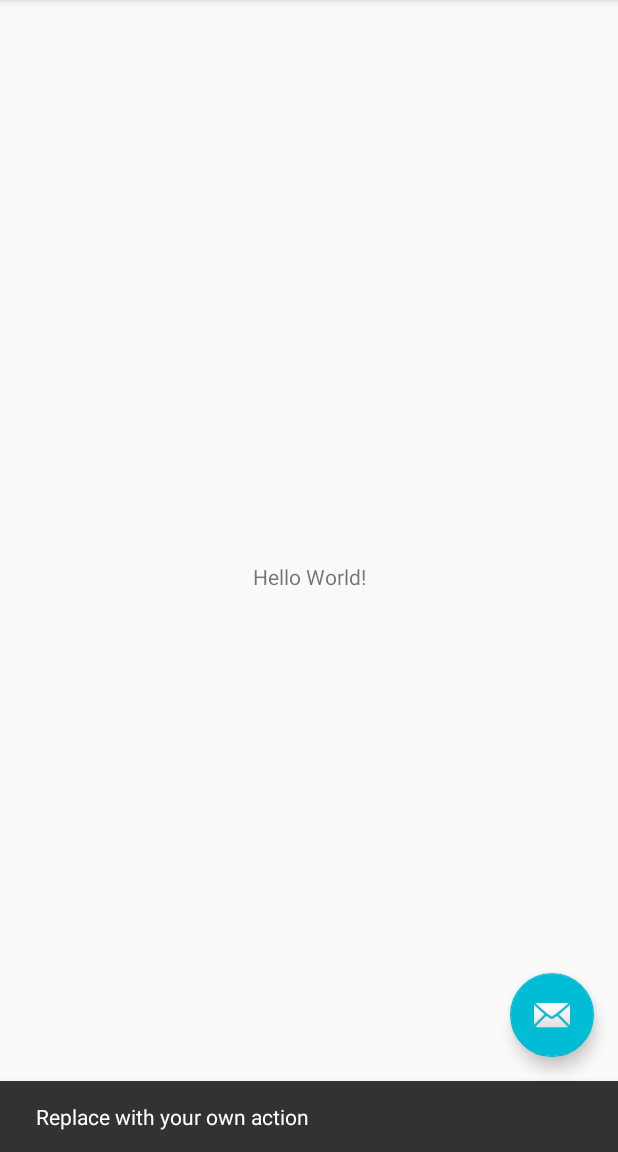
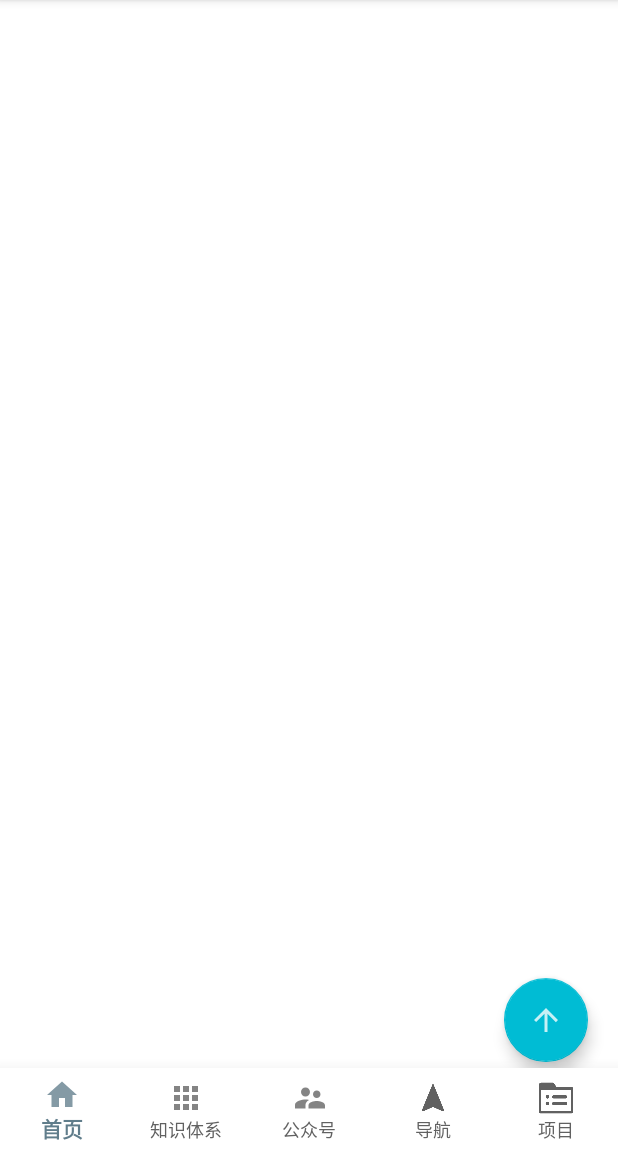
Before and after one commit to SamWoo/iStudy, an Android app: the MainActivity screen opened directly, with no data from a screen before it, after a tap on an icon or button, on a phone screen of 412 x 824 dp, the part 84-1236 px from its top. Run offline under Robolectric (Android 15) with nearby library versions, the phone set to English and light mode, and no system bars.

Commit message:
1.实现Splash界面；2.实现MainActivity界面Layout

```diff
--- a/app/build.gradle
+++ b/app/build.gradle
@@ -13,6 +13,7 @@ android {
         versionCode 1
         versionName "1.0"
         testInstrumentationRunner "androidx.test.runner.AndroidJUnitRunner"
+        vectorDrawables.useSupportLibrary = true
     }
     buildTypes {
         release {
--- a/app/src/main/AndroidManifest.xml
+++ b/app/src/main/AndroidManifest.xml
@@ -14,7 +14,6 @@
             android:theme="@style/AppTheme">
         <activity
                 android:name=".activity.SplashActivity"
-                android:label="@string/app_name"
                 android:configChanges="orientation|keyboardHidden|screenSize"
                 android:theme="@style/AppTheme.FullScreen">
             <intent-filter>
--- a/app/src/main/java/com/samwoo/istudy/activity/MainActivity.kt
+++ b/app/src/main/java/com/samwoo/istudy/activity/MainActivity.kt
@@ -24,8 +24,8 @@ class MainActivity : AppCompatActivity(), NavigationView.OnNavigationItemSelecte
 
         val fab: FloatingActionButton = findViewById(R.id.fab)
         fab.setOnClickListener { view ->
-            Snackbar.make(view, "Replace with your own action", Snackbar.LENGTH_LONG)
-                .setAction("Action", null).show()
+//            Snackbar.make(view, "Replace with your own action", Snackbar.LENGTH_LONG)
+//                .setAction("Action", null).show()
         }
         val drawerLayout: DrawerLayout = findViewById(R.id.drawer_layout)
         val navView: NavigationView = findViewById(R.id.nav_view)
--- a/app/src/main/java/com/samwoo/istudy/activity/SplashActivity.kt
+++ b/app/src/main/java/com/samwoo/istudy/activity/SplashActivity.kt
@@ -1,5 +1,6 @@
 package com.samwoo.istudy.activity
 
+import android.animation.Animator
 import android.animation.AnimatorSet
 import android.os.Bundle
 import android.os.SystemClock
@@ -20,7 +21,6 @@ class SplashActivity : AppCompatActivity() {
         R.drawable.splash2,
         R.drawable.splash3,
         R.drawable.splash4,
-
         R.drawable.splash6,
         R.drawable.splash7,
         R.drawable.splash8,
@@ -53,8 +53,23 @@ class SplashActivity : AppCompatActivity() {
         animatorSet.setDuration(ANIMATION_DURATION).play(animatorX).with(animatorY)
         animatorSet.start()
 
-        animatorSet.addListener {
-            //            finish()
+        animatorSet.addListener(animator)
+    }
+
+    private val animator = object : Animator.AnimatorListener {
+        override fun onAnimationRepeat(animation: Animator?) {
+            TODO("not implemented") //To change body of created functions use File | Settings | File Templates.
+        }
+
+        override fun onAnimationCancel(animation: Animator?) {
+            TODO("not implemented") //To change body of created functions use File | Settings | File Templates.
+        }
+
+        override fun onAnimationStart(animation: Animator?) {
+            TODO("not implemented") //To change body of created functions use File | Settings | File Templates.
+        }
+
+        override fun onAnimationEnd(animation: Animator?) {
             val intent = intentFor<MainActivity>()
             startActivity(intent)
             finish()
--- /dev/null
+++ b/app/src/main/java/com/samwoo/istudy/widget/behavior/BottomNavigationBehavior.java
@@ -0,0 +1,43 @@
+package com.samwoo.istudy.widget.behavior;
+
+import android.animation.ObjectAnimator;
+import android.content.Context;
+import android.util.AttributeSet;
+import android.view.View;
+import androidx.coordinatorlayout.widget.CoordinatorLayout;
+import androidx.core.view.ViewCompat;
+
+public class BottomNavigationBehavior extends CoordinatorLayout.Behavior<View> {
+    private ObjectAnimator outAnimator, inAnimator;
+
+    public BottomNavigationBehavior(Context context, AttributeSet attrs) {
+        super(context, attrs);
+    }
+
+    // 垂直滑动
+    @Override
+    public boolean onStartNestedScroll(CoordinatorLayout coordinatorLayout, View child, View directTargetChild, View target, int nestedScrollAxes) {
+        return nestedScrollAxes == ViewCompat.SCROLL_AXIS_VERTICAL;
+    }
+
+    @Override
+    public void onNestedPreScroll(CoordinatorLayout coordinatorLayout, View child, View target, int dx, int dy, int[] consumed) {
+        if (dy > 0) {// 上滑隐藏
+            if (outAnimator == null) {
+                outAnimator = ObjectAnimator.ofFloat(child, "translationY", 0, child.getHeight());
+                outAnimator.setDuration(200);
+            }
+            if (!outAnimator.isRunning() && child.getTranslationY() <= 0) {
+                outAnimator.start();
+            }
+        } else if (dy < 0) {// 下滑显示
+            if (inAnimator == null) {
+                inAnimator = ObjectAnimator.ofFloat(child, "translationY", child.getHeight(), 0);
+                inAnimator.setDuration(200);
+            }
+            if (!inAnimator.isRunning() && child.getTranslationY() >= child.getHeight()) {
+                inAnimator.start();
+            }
+        }
+    }
+}
--- /dev/null
+++ b/app/src/main/res/drawable/ic_apps_black_24dp.xml
@@ -0,0 +1,5 @@
+<vector android:alpha="0.78" android:height="24dp"
+    android:viewportHeight="24.0" android:viewportWidth="24.0"
+    android:width="24dp" xmlns:android="http://schemas.android.com/apk/res/android">
+    <path android:fillColor="#FF000000" android:pathData="M4,8h4L8,4L4,4v4zM10,20h4v-4h-4v4zM4,20h4v-4L4,16v4zM4,14h4v-4L4,10v4zM10,14h4v-4h-4v4zM16,4v4h4L20,4h-4zM10,8h4L14,4h-4v4zM16,14h4v-4h-4v4zM16,20h4v-4h-4v4z"/>
+</vector>
--- /dev/null
+++ b/app/src/main/res/drawable/ic_arrow_upward_white_24dp.xml
@@ -0,0 +1,5 @@
+<vector android:alpha="0.78" android:height="24dp"
+    android:tint="#FFFFFF" android:viewportHeight="24.0"
+    android:viewportWidth="24.0" android:width="24dp" xmlns:android="http://schemas.android.com/apk/res/android">
+    <path android:fillColor="#FF000000" android:pathData="M4,12l1.41,1.41L11,7.83V20h2V7.83l5.58,5.59L20,12l-8,-8 -8,8z"/>
+</vector>
--- /dev/null
+++ b/app/src/main/res/drawable/ic_home_black_24dp.xml
@@ -0,0 +1,5 @@
+<vector xmlns:android="http://schemas.android.com/apk/res/android" android:alpha="0.78"
+        android:height="24dp" android:viewportHeight="24.0"
+        android:viewportWidth="24.0" android:width="24dp">
+    <path android:fillColor="#FF000000" android:pathData="M10,20v-6h4v6h5v-8h3L12,3 2,12h3v8z"/>
+</vector>
--- /dev/null
+++ b/app/src/main/res/drawable/ic_supervisor_account_black_24dp.xml
@@ -0,0 +1,5 @@
+<vector android:alpha="0.78" android:height="24dp"
+    android:viewportHeight="24.0" android:viewportWidth="24.0"
+    android:width="24dp" xmlns:android="http://schemas.android.com/apk/res/android">
+    <path android:fillColor="#FF000000" android:pathData="M16.5,12c1.38,0 2.49,-1.12 2.49,-2.5S17.88,7 16.5,7C15.12,7 14,8.12 14,9.5s1.12,2.5 2.5,2.5zM9,11c1.66,0 2.99,-1.34 2.99,-3S10.66,5 9,5C7.34,5 6,6.34 6,8s1.34,3 3,3zM16.5,14c-1.83,0 -5.5,0.92 -5.5,2.75L11,19h11v-2.25c0,-1.83 -3.67,-2.75 -5.5,-2.75zM9,13c-2.33,0 -7,1.17 -7,3.5L2,19h7v-2.25c0,-0.85 0.33,-2.34 2.37,-3.47C10.5,13.1 9.66,13 9,13z"/>
+</vector>
--- /dev/null
+++ b/app/src/main/res/drawable/nav_item_color_state.xml
@@ -0,0 +1,5 @@
+<?xml version="1.0" encoding="utf-8"?>
+<selector xmlns:android="http://schemas.android.com/apk/res/android">
+    <item android:color="@color/Blue_Grey" android:state_checked="true"/>
+    <item android:color="@color/textColorPrimary" android:state_checked="false"/>
+</selector>
--- a/app/src/main/res/layout/app_bar_main.xml
+++ b/app/src/main/res/layout/app_bar_main.xml
@@ -23,12 +23,28 @@
 
     <include layout="@layout/content_main"/>
 
+    <com.google.android.material.bottomnavigation.BottomNavigationView
+            android:layout_width="match_parent"
+            android:layout_height="wrap_content"
+            android:id="@+id/bottom_navigation"
+            style="@style/Widget.Design.BottomNavigationView"
+            android:layout_gravity="bottom"
+            android:layout_alignParentBottom="true"
+            android:background="@color/white"
+            app:elevation="@dimen/dp_16"
+            app:itemIconTint="@drawable/nav_item_color_state"
+            app:itemTextColor="@drawable/nav_item_color_state"
+            app:layout_behavior=".widget.behavior.BottomNavigationBehavior"
+            app:menu="@menu/bottom_navigation_main"
+            app:labelVisibilityMode="labeled"/>
     <com.google.android.material.floatingactionbutton.FloatingActionButton
             android:id="@+id/fab"
             android:layout_width="wrap_content"
             android:layout_height="wrap_content"
             android:layout_gravity="bottom|end"
-            android:layout_margin="@dimen/fab_margin"
-            app:srcCompat="@android:drawable/ic_dialog_email"/>
+            android:layout_marginBottom="@dimen/dp_60"
+            android:layout_marginRight="@dimen/dp_20"
+            android:layout_marginEnd="@dimen/dp_20"
+            app:srcCompat="@drawable/ic_arrow_upward_white_24dp"/>
 
 </androidx.coordinatorlayout.widget.CoordinatorLayout>
--- a/app/src/main/res/layout/content_main.xml
+++ b/app/src/main/res/layout/content_main.xml
@@ -1,21 +1,8 @@
-<?xml version="1.0" encoding="utf-8"?>
-<androidx.constraintlayout.widget.ConstraintLayout
-        xmlns:android="http://schemas.android.com/apk/res/android"
-        xmlns:tools="http://schemas.android.com/tools"
-        xmlns:app="http://schemas.android.com/apk/res-auto"
-        android:layout_width="match_parent"
-        android:layout_height="match_parent"
-        app:layout_behavior="@string/appbar_scrolling_view_behavior"
-        tools:showIn="@layout/app_bar_main"
-        tools:context=".activity.MainActivity">
-
-    <TextView
-            android:layout_width="wrap_content"
-            android:layout_height="wrap_content"
-            android:text="Hello World!"
-            app:layout_constraintBottom_toBottomOf="parent"
-            app:layout_constraintLeft_toLeftOf="parent"
-            app:layout_constraintRight_toRightOf="parent"
-            app:layout_constraintTop_toTopOf="parent"/>
-
-</androidx.constraintlayout.widget.ConstraintLayout>
+<FrameLayout xmlns:android="http://schemas.android.com/apk/res/android"
+             xmlns:app="http://schemas.android.com/apk/res-auto"
+             android:id="@+id/container"
+             android:layout_width="match_parent"
+             android:layout_height="match_parent"
+             android:background="@color/white"
+             android:fitsSystemWindows="true"
+             app:layout_behavior="@string/appbar_scrolling_view_behavior"/>
--- /dev/null
+++ b/app/src/main/res/menu/bottom_navigation_main.xml
@@ -0,0 +1,29 @@
+<?xml version="1.0" encoding="utf-8"?>
+<menu xmlns:android="http://schemas.android.com/apk/res/android"
+      xmlns:app="http://schemas.android.com/apk/res-auto">
+    <item android:id="@+id/action_home"
+          android:title="@string/home"
+          android:enabled="true"
+          android:icon="@drawable/ic_home_black_24dp"
+          app:showAsAction="ifRoom"/>
+    <item android:id="@+id/action_knowledge_system"
+          android:title="@string/knowledge_system"
+          android:icon="@drawable/ic_apps_black_24dp"
+          android:enabled="true"
+          app:showAsAction="ifRoom"/>
+    <item android:id="@+id/action_public_num"
+          android:title="@string/public_num"
+          android:icon="@drawable/ic_supervisor_account_black_24dp"
+          android:enabled="true"
+          app:showAsAction="ifRoom"/>
+    <item android:id="@+id/action_navigation"
+          android:title="@string/navigation"
+          android:icon="@drawable/ic_navigation"
+          android:enabled="true"
+          app:showAsAction="ifRoom"/>
+    <item android:id="@+id/action_project"
+          android:title="@string/project"
+          android:icon="@drawable/ic_project"
+          android:enabled="true"
+          app:showAsAction="ifRoom"/>
+</menu>
--- a/app/src/main/res/values/colors.xml
+++ b/app/src/main/res/values/colors.xml
@@ -94,4 +94,5 @@
     <color name="item_color">#FAFAFA</color>
     <color name="fab_color">#99ff8f00</color>
     <color name="textColorSecondary">#212121</color>
+    <color name="Blue_Grey">#607d8b</color>
 </resources>
--- a/app/src/main/res/values/dimens.xml
+++ b/app/src/main/res/values/dimens.xml
@@ -7,7 +7,7 @@
     <dimen name="fab_margin">16dp</dimen>
     <dimen name="splash_bottom_padding">10dp</dimen>
     <dimen name="splash_middle_top_margin">10dp</dimen>
-    <dimen name="splash_bottom_margin">40dp</dimen>
+    <dimen name="splash_bottom_margin">32dp</dimen>
     <dimen name="splash_top_margin">100dp</dimen>
     <dimen name="small">24sp</dimen>
     <dimen name="splash_version_text_size">15sp</dimen>
@@ -15,4 +15,7 @@
     <dimen name="login_image">64dp</dimen>
     <dimen name="margin_top_bottom">16dp</dimen>
     <dimen name="login_radio_group">48dp</dimen>
+    <dimen name="dp_16">16dp</dimen>
+    <dimen name="dp_60">60dp</dimen>
+    <dimen name="dp_20">20dp</dimen>
 </resources>
--- a/app/src/main/res/values/strings.xml
+++ b/app/src/main/res/values/strings.xml
@@ -14,9 +14,15 @@
     <string name="menu_share">Share</string>
     <string name="menu_send">Send</string>
 
-    <!--custom strings-->
+    <!--splash-->
     <string name="splash_slogan">Go through the every bit of life</string>
     <string name="splash_version">V1.0.0</string>
     <string name="splash_copyright">CopyRight &#169;2019 iStudy All Rights Reserved\nPower by SamBrother</string>
 
+    <!--bottom navigation title-->
+    <string name="home">首页</string>
+    <string name="knowledge_system">知识体系</string>
+    <string name="navigation">导航</string>
+    <string name="project">项目</string>
+    <string name="public_num">公众号</string>
 </resources>
--- a/app/src/main/res/values/styles.xml
+++ b/app/src/main/res/values/styles.xml
@@ -1,7 +1,7 @@
 <resources>
 
     <!-- Base application theme. -->
-    <style name="AppTheme" parent="Theme.AppCompat.Light.DarkActionBar">
+    <style name="AppTheme" parent="@style/Theme.AppCompat.DayNight">
         <!-- Customize your theme here. -->
         <item name="colorPrimary">@color/colorPrimary</item>
         <item name="colorPrimaryDark">@color/colorPrimaryDark</item>
@@ -16,8 +16,12 @@
 
     <!--splashActivity full-screen style-->
     <style name="AppTheme.FullScreen" parent="AppTheme">
-        <item name="android:windowActionBar">false</item>
+        <item name="windowNoTitle">true</item>
+        <item name="windowActionBar">false</item>
         <item name="android:windowFullscreen">true</item>
+        <item name="android:windowContentOverlay">@null</item>
+        <item name="android:windowBackground">@null</item>
+        <item name="android:windowDisablePreview">true</item>
     </style>
     <!--use for splash-->
     <style name="FitSystemWindows">
--- a/build.gradle
+++ b/build.gradle
@@ -10,7 +10,7 @@ buildscript {
 
     }
     dependencies {
-        classpath 'com.android.tools.build:gradle:3.4.1'
+        classpath 'com.android.tools.build:gradle:3.4.2'
         classpath "org.jetbrains.kotlin:kotlin-gradle-plugin:$kotlin_version"
         classpath "org.jetbrains.kotlin:kotlin-android-extensions:$kotlin_version"
         // NOTE: Do not place your application dependencies here; they belong
```
Also changed, not shown: app/src/main/res/drawable/ic_navigation.png (added), app/src/main/res/drawable/ic_project.png (added).
